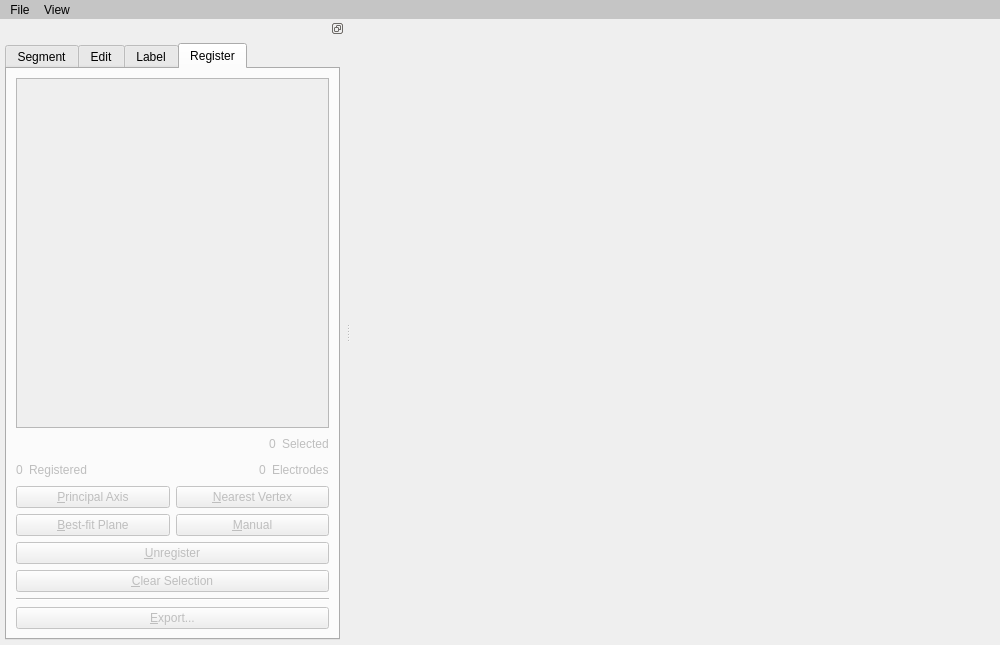
First picture: the form in app/ui/mainwindow.ui, repository MichaelLebrand/electrode-registration-app, before the edit.
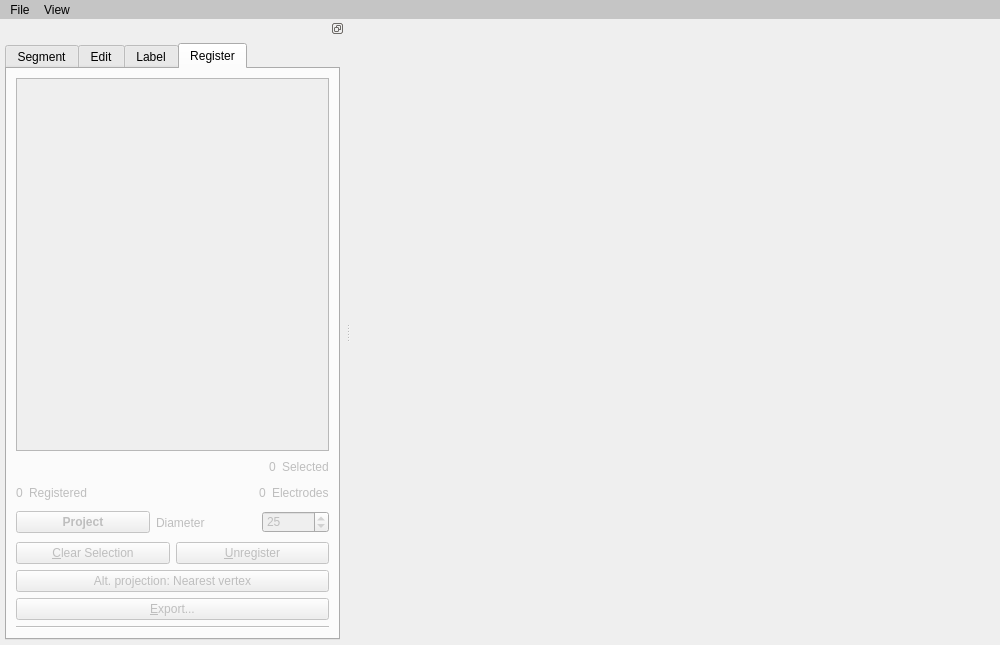
Second picture: the form after the edit. The open tabs and pages were chosen to show the change.

Commit message: Started to prepare the entire thing to be implemented in the img_pipe pipeline. Tweaked some GUI settings, also allowed for 2 modes of projecting: nearest vertex and, most importantly, radius based average normal vector projection (NeuralAct style). Next up will be the numbering of the electrodes and the saving of the electrode file (locations/numbering) as a .mat file.

```diff
--- a/app/ui/mainwindow.ui
+++ b/app/ui/mainwindow.ui
@@ -60,19 +60,6 @@
          <string>Segment</string>
         </attribute>
         <layout class="QVBoxLayout" name="verticalLayout_7">
-         <item>
-          <widget class="QPushButton" name="pushButton_open_ct_dura">
-           <property name="text">
-            <string>Open CT and Dura...</string>
-           </property>
-           <property name="autoDefault">
-            <bool>false</bool>
-           </property>
-           <property name="default">
-            <bool>false</bool>
-           </property>
-          </widget>
-         </item>
          <item>
           <widget class="QFrame" name="frame_segment">
            <property name="enabled">
@@ -431,29 +418,6 @@
            </property>
           </widget>
          </item>
-         <item>
-          <widget class="QPushButton" name="pushButton_add">
-           <property name="text">
-            <string>&amp;Add</string>
-           </property>
-           <property name="shortcut">
-            <string>A</string>
-           </property>
-           <property name="checkable">
-            <bool>true</bool>
-           </property>
-          </widget>
-         </item>
-         <item>
-          <widget class="QPushButton" name="pushButton_import_point_set">
-           <property name="text">
-            <string>&amp;Import from Point Set...</string>
-           </property>
-           <property name="shortcut">
-            <string>I</string>
-           </property>
-          </widget>
-         </item>
          <item>
           <layout class="QHBoxLayout" name="horizontalLayout_10">
            <item>
@@ -618,24 +582,21 @@
         <attribute name="title">
          <string>Register</string>
         </attribute>
-        <layout class="QVBoxLayout" name="verticalLayout_4">
-         <item>
-          <widget class="QListView" name="listView_register">
-           <property name="sizePolicy">
-            <sizepolicy hsizetype="Expanding" vsizetype="Expanding">
-             <horstretch>0</horstretch>
-             <verstretch>0</verstretch>
-            </sizepolicy>
+        <layout class="QGridLayout" name="gridLayout_4">
+         <item row="9" column="0">
+          <widget class="QPushButton" name="pushButton_nearest">
+           <property name="toolTip">
+            <string>This projection just projects to the nearest vertex (euclidean distance) of the suface model.</string>
            </property>
-           <property name="alternatingRowColors">
-            <bool>true</bool>
+           <property name="text">
+            <string>Alt. projection: Nearest vertex</string>
            </property>
-           <property name="selectionMode">
-            <enum>QAbstractItemView::MultiSelection</enum>
+           <property name="shortcut">
+            <string>N</string>
            </property>
           </widget>
          </item>
-         <item>
+         <item row="1" column="0">
           <layout class="QHBoxLayout" name="horizontalLayout_6">
            <item>
             <spacer name="horizontalSpacer_4">
@@ -672,7 +633,23 @@
            </item>
           </layout>
          </item>
-         <item>
+         <item row="0" column="0">
+          <widget class="QListView" name="listView_register">
+           <property name="sizePolicy">
+            <sizepolicy hsizetype="Expanding" vsizetype="Expanding">
+             <horstretch>0</horstretch>
+             <verstretch>0</verstretch>
+            </sizepolicy>
+           </property>
+           <property name="alternatingRowColors">
+            <bool>true</bool>
+           </property>
+           <property name="selectionMode">
+            <enum>QAbstractItemView::MultiSelection</enum>
+           </property>
+          </widget>
+         </item>
+         <item row="2" column="0">
           <layout class="QHBoxLayout" name="horizontalLayout_11">
            <item>
             <widget class="QLabel" name="label_register_complete_count">
@@ -723,58 +700,26 @@
            </item>
           </layout>
          </item>
-         <item>
-          <layout class="QGridLayout" name="gridLayout">
-           <item row="1" column="0">
-            <widget class="QPushButton" name="pushButton_svd">
-             <property name="text">
-              <string>&amp;Best-fit Plane</string>
-             </property>
-             <property name="shortcut">
-              <string>B</string>
-             </property>
-            </widget>
-           </item>
-           <item row="1" column="1">
-            <widget class="QPushButton" name="pushButton_manual">
-             <property name="toolTip">
-              <string>right click to register; only supports single selection</string>
-             </property>
+         <item row="11" column="0">
+          <widget class="Line" name="line_2">
+           <property name="orientation">
+            <enum>Qt::Horizontal</enum>
+           </property>
+          </widget>
+         </item>
+         <item row="5" column="0">
+          <layout class="QHBoxLayout" name="horizontalLayout_2">
+           <item>
+            <widget class="QPushButton" name="pushButton_register_clear">
              <property name="text">
-              <string>&amp;Manual</string>
+              <string>&amp;Clear Selection</string>
              </property>
              <property name="shortcut">
-              <string>M</string>
+              <string>C</string>
              </property>
-             <property name="checkable">
-              <bool>true</bool>
-             </property>
-             <property name="checked">
-              <bool>false</bool>
-             </property>
             </widget>
            </item>
-           <item row="0" column="1">
-            <widget class="QPushButton" name="pushButton_nearest">
-             <property name="text">
-              <string>&amp;Nearest Vertex</string>
-             </property>
-             <property name="shortcut">
-              <string>N</string>
-             </property>
-            </widget>
-           </item>
-           <item row="0" column="0">
-            <widget class="QPushButton" name="pushButton_principal">
-             <property name="text">
-              <string>&amp;Principal Axis</string>
-             </property>
-             <property name="shortcut">
-              <string>P</string>
-             </property>
-            </widget>
-           </item>
-           <item row="2" column="0" colspan="2">
+           <item>
             <widget class="QPushButton" name="pushButton_unregister">
              <property name="text">
               <string>&amp;Unregister</string>
@@ -786,24 +731,62 @@
            </item>
           </layout>
          </item>
-         <item>
-          <widget class="QPushButton" name="pushButton_register_clear">
+         <item row="3" column="0">
+          <layout class="QGridLayout" name="gridLayout">
+           <item row="0" column="3">
+            <widget class="QSpinBox" name="spinbox_Diameter">
+             <property name="toolTip">
+              <string>Diameter of the normals being averaged around the electrode. </string>
+             </property>
+             <property name="minimum">
+              <number>1</number>
+             </property>
+             <property name="maximum">
+              <number>40</number>
+             </property>
+             <property name="value">
+              <number>25</number>
+             </property>
+            </widget>
+           </item>
+           <item row="0" column="2">
+            <widget class="QLabel" name="label_14">
+             <property name="minimumSize">
+              <size>
+               <width>100</width>
+               <height>27</height>
+              </size>
+             </property>
            <property name="text">
-            <string>&amp;Clear Selection</string>
+              <string>Diameter</string>
+             </property>
+            </widget>
+           </item>
+           <item row="0" column="0" colspan="2">
+            <widget class="QPushButton" name="pushButton_AvgSurfNormal">
+             <property name="enabled">
+              <bool>false</bool>
+             </property>
+             <property name="font">
+              <font>
+               <weight>75</weight>
+               <bold>true</bold>
+              </font>
+             </property>
+             <property name="toolTip">
+              <string>This projection uses the average surface normals calculated from a diameter around the electrode. </string>
+             </property>
+             <property name="text">
+              <string>Project</string>
            </property>
            <property name="shortcut">
-            <string>C</string>
+              <string>B</string>
            </property>
           </widget>
          </item>
-         <item>
-          <widget class="Line" name="line_2">
-           <property name="orientation">
-            <enum>Qt::Horizontal</enum>
-           </property>
-          </widget>
+          </layout>
          </item>
-         <item>
+         <item row="10" column="0">
           <widget class="QPushButton" name="pushButton_export">
            <property name="text">
             <string>&amp;Export...</string>
@@ -842,9 +825,6 @@
     <addaction name="actionOpen"/>
     <addaction name="actionOpenPial"/>
     <addaction name="actionOpenProject"/>
-    <addaction name="actionSaveProject"/>
-    <addaction name="actionSaveProjectAs"/>
-    <addaction name="actionRecentProjects"/>
    </widget>
    <widget class="QMenu" name="menuView">
     <property name="title">
```
Left out of the diff: 16 changed lines with no effect on the pictures. Lines whose indentation alone changed are shown as unchanged. The commit also changes 3 other files.
